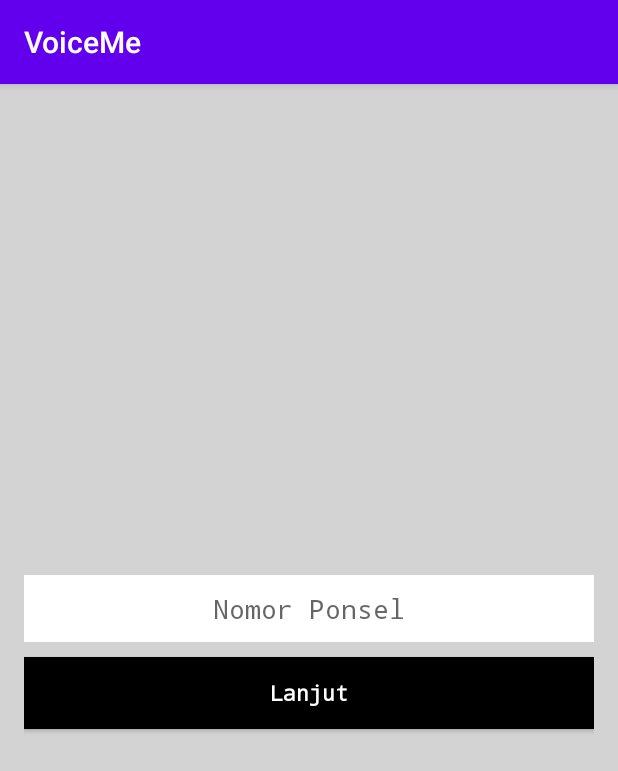
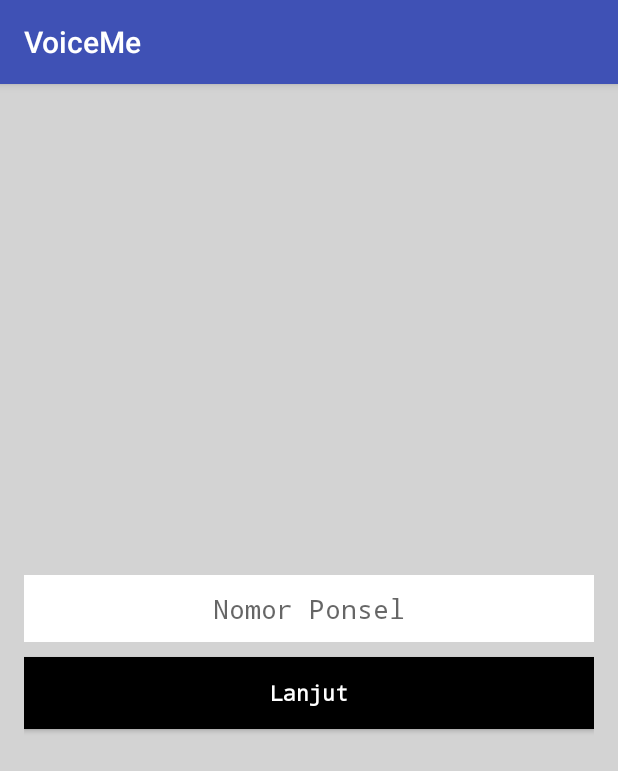
Before and after one commit to elsakrismonti/VoiceMe, an Android app: the screen it shows after launch (LoginActivity), on a phone screen of 412 x 824 dp. Shown: the top 771 px of the screen. Run offline under Robolectric (Android 15) with nearby library versions, the light colour scheme and no system bars; our stand-ins replace Firebase (no records; nobody signed in at launch, a user with empty details on screens opened directly).

Commit message:
Es Jeruk

```diff
--- a/app/build.gradle
+++ b/app/build.gradle
@@ -27,6 +27,7 @@ dependencies {
     implementation 'androidx.appcompat:appcompat:1.1.0'
     implementation 'androidx.constraintlayout:constraintlayout:1.1.3'
     implementation 'com.google.firebase:firebase-database:16.0.4'
+    implementation 'com.android.support.constraint:constraint-layout:1.1.3'
     testImplementation 'junit:junit:4.12'
     androidTestImplementation 'androidx.test.ext:junit:1.1.1'
     androidTestImplementation 'androidx.test.espresso:espresso-core:3.2.0'
--- a/app/src/main/AndroidManifest.xml
+++ b/app/src/main/AndroidManifest.xml
@@ -9,7 +9,8 @@
         android:roundIcon="@mipmap/ic_launcher_round"
         android:supportsRtl="true"
         android:theme="@style/AppTheme">
-        <activity android:name=".view.SignUpActivity"></activity>
+        <activity android:name=".view.AboutFragment"></activity>
+        <activity android:name=".view.SignUpActivity" />
         <activity android:name=".view.HomeActivity" />
         <activity android:name=".view.SplashScreenActivity">
             <intent-filter>
--- a/app/src/main/java/com/example/voiceme/Firebase.java
+++ b/app/src/main/java/com/example/voiceme/Firebase.java
@@ -2,7 +2,6 @@ package com.example.voiceme;
 
 import com.google.firebase.auth.FirebaseAuth;
 import com.google.firebase.auth.FirebaseUser;
-import com.google.firebase.database.DataSnapshot;
 import com.google.firebase.database.DatabaseReference;
 import com.google.firebase.database.FirebaseDatabase;
 
--- a/app/src/main/java/com/example/voiceme/presenter/SplashScreenPresenter.java
+++ b/app/src/main/java/com/example/voiceme/presenter/SplashScreenPresenter.java
@@ -2,7 +2,6 @@ package com.example.voiceme.presenter;
 
 import android.app.Activity;
 import android.os.Handler;
-
 import com.example.voiceme.Firebase;
 import com.example.voiceme.Helper;
 import com.example.voiceme.view.HomeActivity;
@@ -13,18 +12,17 @@ public class SplashScreenPresenter {
     private Presenter v;
     public SplashScreenPresenter(final Presenter v) {
         this.v = v;
-        //Is user logged in
+        //Is the user logged in?
         new Handler().postDelayed(new Runnable() {
             @Override
             public void run() {
-                if(Firebase.currenntUser()==null){
+                if(Firebase.currenntUser() == null){
                     Helper.nextPage((Activity)v, new LoginActivity());
                 }
                 else{
                     Helper.nextPage((Activity)v, new HomeActivity());
                 }
             }
-
         }, 3000);
     }
     public interface Presenter{}
--- a/app/src/main/java/com/example/voiceme/presenter/VerificationPresenter.java
+++ b/app/src/main/java/com/example/voiceme/presenter/VerificationPresenter.java
@@ -27,6 +27,7 @@ public class VerificationPresenter {
     private String phoneNumber;
     private String sentCode;
     private String mVerification;
+
     public VerificationPresenter(final Presenter v) {
         this.v = v;
         phoneNumber = ((Activity)v).getIntent().getStringExtra("phoneNumber");
@@ -39,6 +40,7 @@ public class VerificationPresenter {
                 mCallBacks
         );
     }
+
     private PhoneAuthProvider.OnVerificationStateChangedCallbacks mCallBacks = new PhoneAuthProvider.OnVerificationStateChangedCallbacks() {
         @Override
         public void onVerificationCompleted(@NonNull PhoneAuthCredential phoneAuthCredential) {
@@ -66,6 +68,7 @@ public class VerificationPresenter {
     public void setSentCode(String sentCode){
         this.sentCode = sentCode;
     }
+
     private void signInWithPhoneAuthCredential(PhoneAuthCredential phoneAuthCredential) {
         final ProgressDialog dialog = ProgressDialog.show((Context) v, "", "Sedang Memuat", true);
         Firebase.auth().signInWithCredential(phoneAuthCredential).addOnCompleteListener(new OnCompleteListener<AuthResult>() {
@@ -73,13 +76,12 @@ public class VerificationPresenter {
             public void onComplete(@NonNull Task<AuthResult> task) {
                 if(task.isSuccessful()){
                     dialog.dismiss();
-
-
                     Helper.nextPage((Activity) v, new HomeActivity());
                 }
             }
         });
     }
+
     public void signIn(){
         PhoneAuthCredential credential = PhoneAuthProvider.getCredential(mVerification, sentCode);
         signInWithPhoneAuthCredential(credential);
--- a/app/src/main/res/layout/activity_login.xml
+++ b/app/src/main/res/layout/activity_login.xml
@@ -5,40 +5,41 @@
     xmlns:tools="http://schemas.android.com/tools"
     android:layout_width="match_parent"
     android:layout_height="match_parent"
+    android:background="@color/Grey"
+    android:gravity="center"
     android:orientation="vertical"
+    android:paddingLeft="16dp"
+    android:paddingTop="16dp"
+    android:paddingRight="16dp"
     android:paddingBottom="16dp"
-    android:paddingLeft="16dp"
-    android:paddingRight="16dp"
-    android:paddingTop="16dp"
-    android:gravity="center"
-    android:background="@color/Grey"
     tools:context=".view.LoginActivity">
 
+
     <EditText
+        android:id="@+id/eTPhoneNumber"
         android:layout_width="match_parent"
         android:layout_height="wrap_content"
+        android:layout_marginBottom="10dp"
         android:background="@color/White"
+        android:fontFamily="monospace"
+        android:hint="Nomor Ponsel"
+        android:inputType="phone"
+        android:paddingTop="10dp"
         android:paddingBottom="10dp"
-        android:textAlignment="center"
-        android:paddingTop="10dp"
-        android:layout_marginBottom="10dp"
-        android:inputType="phone"
-        android:hint="Nomor Ponsel"
-        android:id="@+id/eTPhoneNumber"
-        android:fontFamily="monospace" />
+        android:textAlignment="center" />
 
     <Button
         android:layout_width="match_parent"
         android:layout_height="wrap_content"
+        android:layout_marginBottom="10dp"
         android:background="@color/Black"
+        android:fontFamily="monospace"
         android:gravity="center"
+        android:onClick="loginAction"
+        android:paddingTop="10dp"
+        android:paddingBottom="10dp"
+        android:text="Lanjut"
+        android:textAllCaps="false"
         android:textColor="@color/White"
-        android:paddingBottom="10dp"
-        android:paddingTop="10dp"
-        android:layout_marginBottom="10dp"
-        android:text="Lanjut"
-        android:textStyle="bold"
-        android:onClick="loginAction"
-        android:fontFamily="monospace"
-        android:textAllCaps="false" />
+        android:textStyle="bold" />
 </LinearLayout>
--- a/app/src/main/res/values/colors.xml
+++ b/app/src/main/res/values/colors.xml
@@ -1,9 +1,10 @@
 <?xml version="1.0" encoding="utf-8"?>
 <resources>
-    <color name="colorPrimary">#6200EE</color>
-    <color name="colorPrimaryDark">#3700B3</color>
-    <color name="colorAccent">#03DAC5</color>
+    <color name="colorPrimary">#3F51B5</color>
+    <color name="colorPrimaryDark">#303F9F</color>
+    <color name="colorAccent">#ff4081</color>
     <color name="Black">#000000</color>
     <color name="Grey">#D3D3D3</color>
     <color name="White">#FFFFFF</color>
+
 </resources>
```
Also changed, not shown: app/src/main/res/layout/activity_home.xml (+14 -3 lines), app/src/main/res/layout/activity_splash_screen.xml (+9 -2 lines), app/src/main/java/com/example/voiceme/Helper.java (line endings or trailing spaces), app/src/main/res/drawable-v24/logo_usu.png (added), app/src/main/res/values/styles.xml (indentation only).
